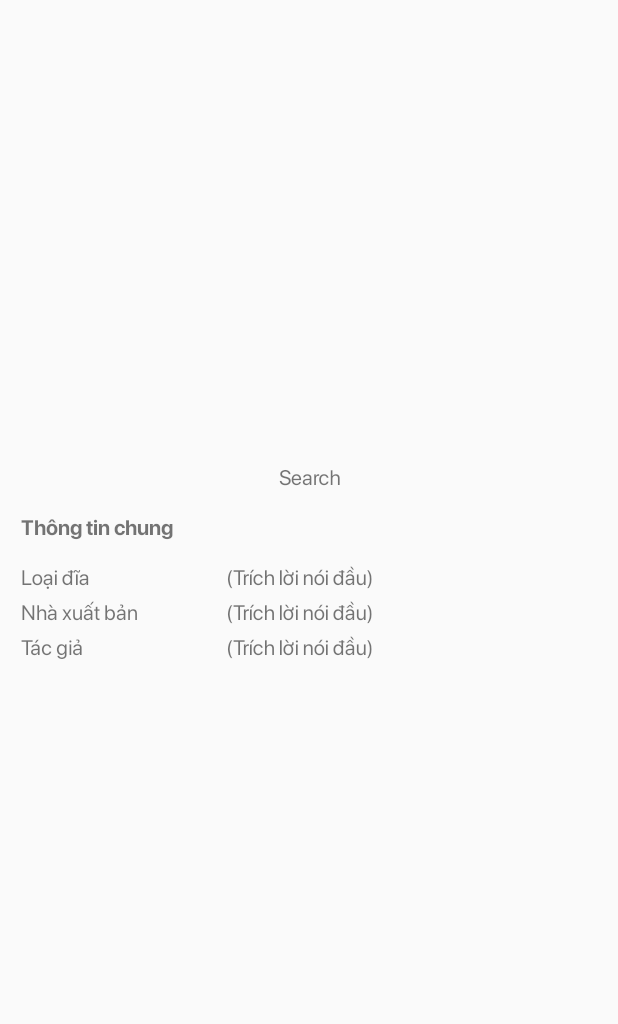
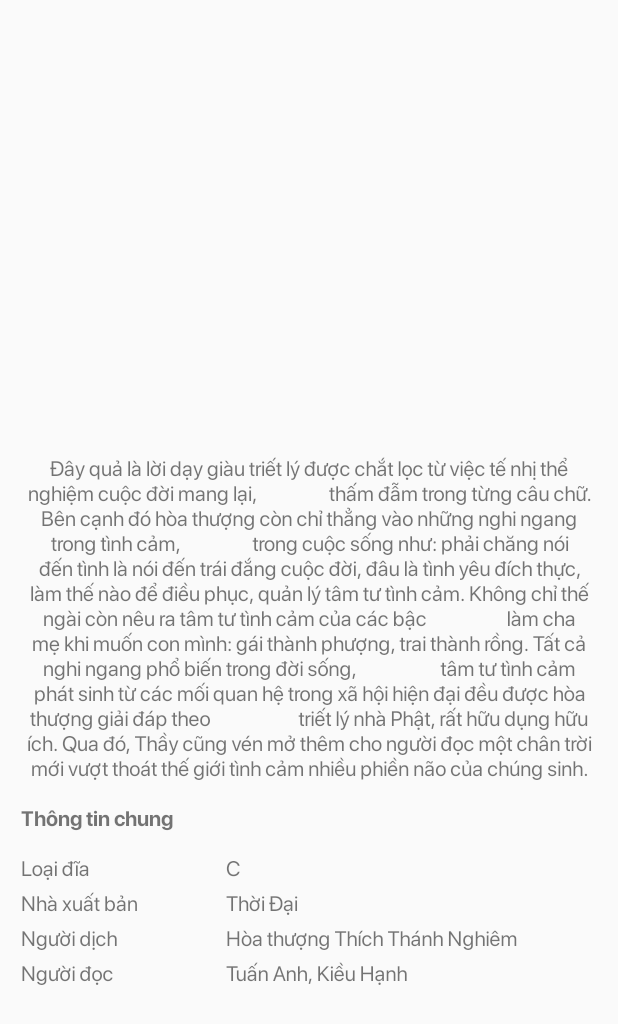
Before and after one commit to tuantrinh90/book, an Android app: the layout history_detail_fragment.xml on its own in the app's theme, with its tools: preview values and no code run, on a phone screen of 412 x 824 dp. Shown: the top 1024 px of the screen. Run offline under Robolectric (Android 15) with nearby library versions, the phone set to English and light mode, and no system bars; Roboto replaces fonts that are not available here.

Commit message:
share detail

```diff
--- a/app/src/main/java/com/dz/utilities/Constant.kt
+++ b/app/src/main/java/com/dz/utilities/Constant.kt
@@ -41,6 +41,8 @@ class Constant {
         const val OPEN = 1
         const val CLOSED = 2
 
+        const val APP_LINK_SHARE = "https://dieuphapam.net/dpa/nhan-gian-huu-tinh.4057/"
+
         // file type
         const val TYPE_IMAGE = 0
         const val TYPE_VIDEO = 1
--- a/app/src/main/res/layout/history_detail_fragment.xml
+++ b/app/src/main/res/layout/history_detail_fragment.xml
@@ -1,6 +1,7 @@
 <?xml version="1.0" encoding="utf-8"?>
 <LinearLayout xmlns:android="http://schemas.android.com/apk/res/android"
     xmlns:app="http://schemas.android.com/apk/res-auto"
+    xmlns:tools="http://schemas.android.com/tools"
     android:layout_width="match_parent"
     android:layout_height="match_parent"
     android:orientation="vertical">
@@ -38,9 +39,16 @@
                 android:id="@+id/tvTitle"
                 android:layout_width="match_parent"
                 android:layout_height="wrap_content"
-                android:layout_marginTop="@dimen/padding_layout"
+                android:layout_marginTop="@dimen/padding_content"
                 android:gravity="center"
-                android:text="@string/search" />
+                tools:text="Đây quả là lời dạy giàu triết lý được chắt lọc từ việc tế nhị thể nghiệm cuộc đời mang lại,
+                 thấm đẫm trong từng câu chữ. Bên cạnh đó hòa thượng còn chỉ thẳng vào những nghi ngang trong tình cảm,
+                 trong cuộc sống như: phải chăng nói đến tình là nói đến trái đắng cuộc đời, đâu là tình yêu đích thực,
+                  làm thế nào để điều phục, quản lý tâm tư tình cảm. Không chỉ thế ngài còn nêu ra tâm tư tình cảm của các bậc
+                   làm cha mẹ khi muốn con mình: gái thành phượng, trai thành rồng. Tất cả nghi ngang phổ biến trong đời sống,
+                    tâm tư tình cảm phát sinh từ các mối quan hệ trong xã hội hiện đại đều được hòa thượng giải đáp theo
+                     triết lý nhà Phật, rất hữu dụng hữu ích. Qua đó, Thầy cũng vén mở thêm cho người đọc một chân trời
+                     mới vượt thoát thế giới tình cảm nhiều phiền não của chúng sinh." />
 
             <com.dz.libraries.views.textviews.ExtTextView
                 android:layout_width="match_parent"
@@ -66,7 +74,8 @@
                     android:layout_width="0dp"
                     android:layout_height="wrap_content"
                     android:layout_weight="1.8"
-                    android:text="@string/preface" />
+                    android:text="C"
+                    tools:text="C" />
             </LinearLayout>
 
             <LinearLayout
@@ -85,7 +94,8 @@
                     android:layout_width="0dp"
                     android:layout_height="wrap_content"
                     android:layout_weight="1.8"
-                    android:text="@string/preface" />
+                    android:text="Thời Đại"
+                    tools:text="Thời Đại" />
             </LinearLayout>
 
             <LinearLayout
@@ -98,13 +108,34 @@
                     android:layout_width="0dp"
                     android:layout_height="wrap_content"
                     android:layout_weight="1"
-                    android:text="@string/author" />
+                    android:text="@string/translator" />
 
                 <com.dz.libraries.views.textviews.ExtTextView
                     android:layout_width="0dp"
                     android:layout_height="wrap_content"
                     android:layout_weight="1.8"
-                    android:text="@string/preface" />
+                    android:text="Hòa thượng Thích Thánh Nghiêm"
+                    tools:text="Hòa thượng Thích Thánh Nghiêm" />
+            </LinearLayout>
+
+            <LinearLayout
+                android:layout_width="match_parent"
+                android:layout_height="wrap_content"
+                android:layout_marginBottom="@dimen/padding_small"
+                android:orientation="horizontal">
+
+                <com.dz.libraries.views.textviews.ExtTextView
+                    android:layout_width="0dp"
+                    android:layout_height="wrap_content"
+                    android:layout_weight="1"
+                    android:text="@string/reader" />
+
+                <com.dz.libraries.views.textviews.ExtTextView
+                    android:layout_width="0dp"
+                    android:layout_height="wrap_content"
+                    android:layout_weight="1.8"
+                    android:text="Tuấn Anh, Kiều Hạnh"
+                    tools:text="Tuấn Anh, Kiều Hạnh" />
             </LinearLayout>
         </LinearLayout>
     </androidx.core.widget.NestedScrollView>
--- a/app/src/main/res/values/strings.xml
+++ b/app/src/main/res/values/strings.xml
@@ -126,4 +126,7 @@
     //history detail
     <string name="detail">Chi tiết</string>
 
+    //share
+    <string name="no_app_share">Bạn chưa có ứng dụng nào để chia sẻ vui lòng cài đặt Facebook hoặc Google+ để tiếp tục chia sẻ!</string>
+
 </resources>
```
Also changed, not shown: app/src/main/java/com/dz/ui/fragments/history/detail/DetailFragment.kt (+9 -11 lines), app/src/main/java/com/dz/ui/fragments/history/detail/adapter/DetailAdapter.kt (+3 -8 lines), app/src/main/java/com/dz/utilities/AppUtility.kt (+82 -1 lines), app/src/main/res/layout/item_history_detail.xml (+5 -6 lines).
